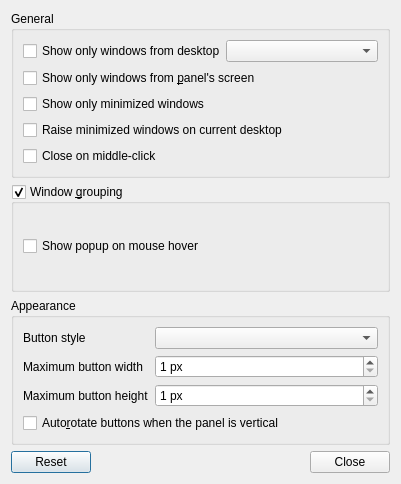
This is plugin-taskbar/lxqttaskbarconfiguration.ui in lxqt/lxqt-panel as Qt 5 draws it before an edit. The edited form follows.
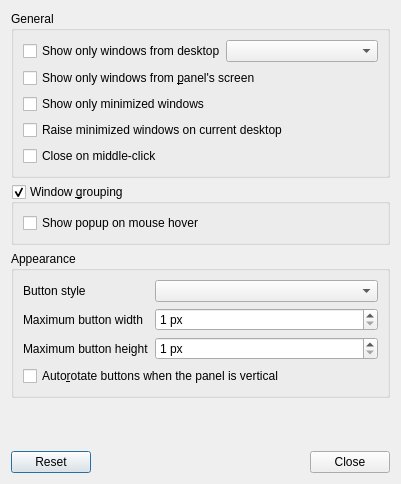
This is the edited form.

Commit message:
plugin-taskbar: Enhances Configuration Ui layout
It prevents the Window Grouping GroupBox to became unnecessary large.

```diff
--- a/plugin-taskbar/lxqttaskbarconfiguration.ui
+++ b/plugin-taskbar/lxqttaskbarconfiguration.ui
@@ -171,6 +171,19 @@
      </layout>
     </widget>
    </item>
+   <item>
+    <spacer name="verticalSpacer">
+     <property name="orientation">
+      <enum>Qt::Vertical</enum>
+     </property>
+     <property name="sizeHint" stdset="0">
+      <size>
+       <width>20</width>
+       <height>40</height>
+      </size>
+     </property>
+    </spacer>
+   </item>
    <item>
     <widget class="QDialogButtonBox" name="buttons">
      <property name="orientation">
```
